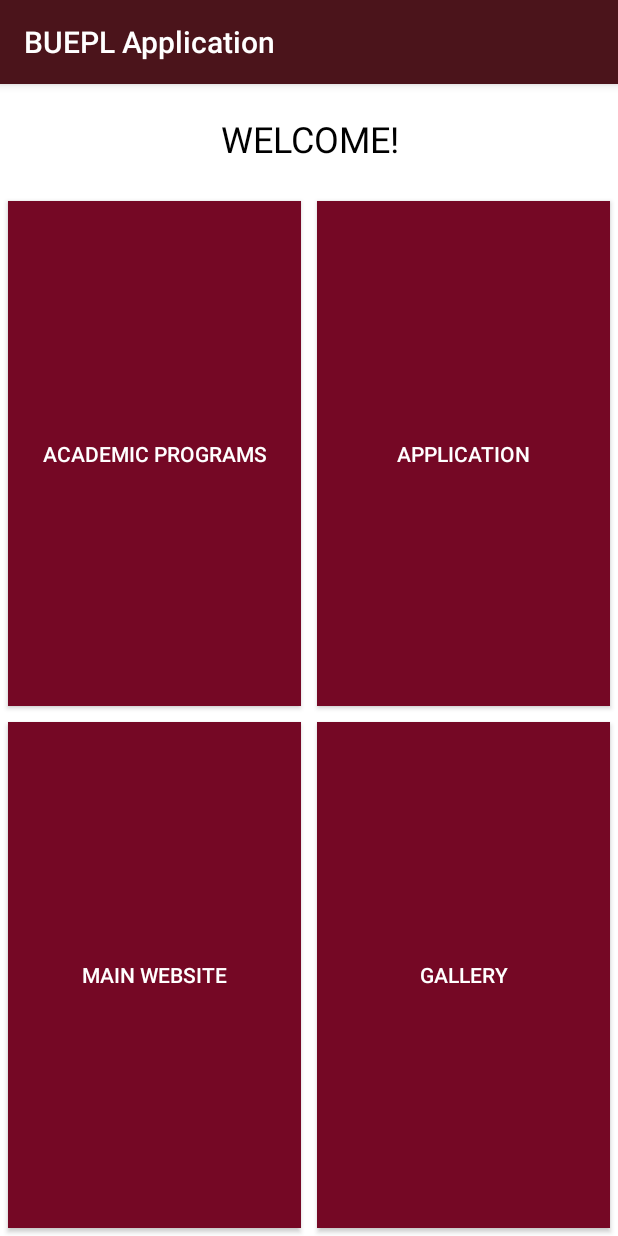
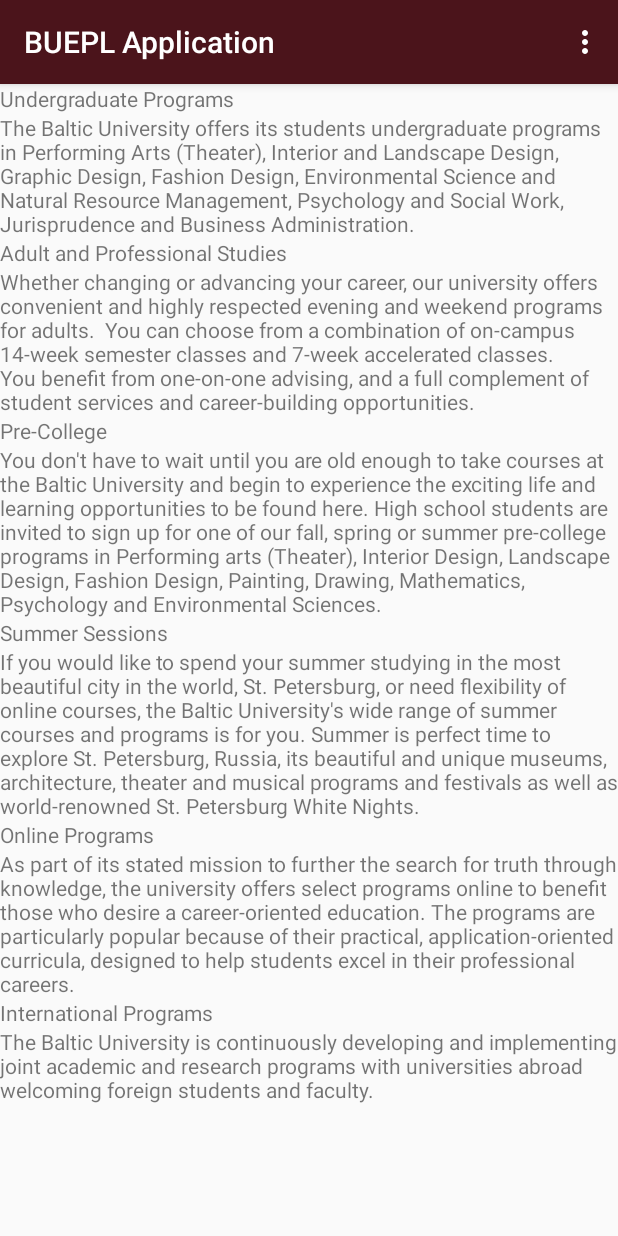
Before and after one commit to CelestineW/solid-guacamole, an Android app: the MainMenuActivity screen opened directly, with no data from a screen before it, after a tap on "ACADEMIC PROGRAMS", on a phone screen of 412 x 824 dp. Run offline under Robolectric (Android 15) with nearby library versions, the phone set to English and light mode, and no system bars.

Commit message:
Add AcademicProgramsActivity

```diff
--- a/app/src/main/AndroidManifest.xml
+++ b/app/src/main/AndroidManifest.xml
@@ -17,16 +17,16 @@
         <activity android:name=".ProgramSelectionActivity" />
         <activity android:name=".IdentificationActivity" />
         <activity android:name=".PersonalInfoActivity" />
-
         <activity
             android:name=".SplashScreenActivity"
             android:screenOrientation="portrait">
             <intent-filter>
-                <action android:name="android.intent.action.MAIN"/>
-                <category android:name="android.intent.category.LAUNCHER"/>
+                <action android:name="android.intent.action.MAIN" />
+
+                <category android:name="android.intent.category.LAUNCHER" />
             </intent-filter>
-
         </activity>
+        <activity android:name=".AcademicProgramsActivity"></activity>
     </application>
 
 </manifest>
--- /dev/null
+++ b/app/src/main/java/ru/buepl/mobile/application/AcademicProgramsActivity.java
@@ -0,0 +1,22 @@
+package ru.buepl.mobile.application;
+
+import android.support.annotation.Nullable;
+import android.support.v7.app.AppCompatActivity;
+import android.os.Bundle;
+
+import ru.buepl.mobile.application.data.Application;
+
+public class AcademicProgramsActivity extends LoggedInActivity {
+
+    @Override
+    protected void onCreate(Bundle savedInstanceState) {
+        super.onCreate(savedInstanceState);
+        setContentView(R.layout.activity_academic_programs);
+    }
+
+    @Nullable
+    @Override
+    protected Application collectApplicationDataToSave() {
+        return null;
+    }
+}
--- a/app/src/main/java/ru/buepl/mobile/application/MainMenuActivity.java
+++ b/app/src/main/java/ru/buepl/mobile/application/MainMenuActivity.java
@@ -36,10 +36,8 @@ public class MainMenuActivity extends AppCompatActivity implements View.OnClickL
 
             case R.id.main_menu_academic_programs:
 
-                /*
-                Intent academicPrograms = new Intent(this, AcademicActivity.class);
+                Intent academicPrograms = new Intent(this, AcademicProgramsActivity.class);
                 startActivity(academicPrograms);
-                */
 
                 break;
             case R.id.main_menu_application:
--- /dev/null
+++ b/app/src/main/res/layout/activity_academic_programs.xml
@@ -0,0 +1,74 @@
+<?xml version="1.0" encoding="utf-8"?>
+<ScrollView xmlns:android="http://schemas.android.com/apk/res/android"
+    xmlns:tools="http://schemas.android.com/tools"
+    android:layout_width="match_parent"
+    android:layout_height="match_parent"
+    tools:context="ru.buepl.mobile.application.AcademicProgramsActivity">
+
+    <LinearLayout
+        android:layout_width="match_parent"
+        android:layout_height="wrap_content"
+        android:orientation="vertical">
+
+        <TextView
+            android:layout_width="match_parent"
+            android:layout_height="wrap_content"
+            android:text="Undergraduate Programs" />
+
+        <TextView
+            android:layout_width="match_parent"
+            android:layout_height="wrap_content"
+            android:text="The Baltic University offers its students undergraduate programs in Performing Arts (Theater), Interior and Landscape Design, Graphic Design, Fashion Design, Environmental Science and Natural Resource Management, Psychology and Social Work, Jurisprudence and Business Administration." />
+
+        <TextView
+            android:layout_width="match_parent"
+            android:layout_height="wrap_content"
+            android:text="Adult and Professional Studies" />
+
+        <TextView
+            android:layout_width="match_parent"
+            android:layout_height="wrap_content"
+            android:text="Whether changing or advancing your career, our university offers convenient and highly respected evening and weekend programs for adults.  You can choose from a combination of on-campus 14-week semester classes and 7-week accelerated classes. You benefit from one-on-one advising, and a full complement of student services and career-building opportunities." />
+
+        <TextView
+            android:layout_width="match_parent"
+            android:layout_height="wrap_content"
+            android:text="Pre-College" />
+
+        <TextView
+            android:layout_width="match_parent"
+            android:layout_height="wrap_content"
+            android:text="You don't have to wait until you are old enough to take courses at the Baltic University and begin to experience the exciting life and learning opportunities to be found here. High school students are invited to sign up for one of our fall, spring or summer pre-college programs in Performing arts (Theater), Interior Design, Landscape Design, Fashion Design, Painting, Drawing, Mathematics, Psychology and Environmental Sciences." />
+
+        <TextView
+            android:layout_width="match_parent"
+            android:layout_height="wrap_content"
+            android:text="Summer Sessions" />
+
+        <TextView
+            android:layout_width="match_parent"
+            android:layout_height="wrap_content"
+            android:text="If you would like to spend your summer studying in the most beautiful city in the world, St. Petersburg, or need flexibility of online courses, the Baltic University's wide range of summer courses and programs is for you. Summer is perfect time to explore St. Petersburg, Russia, its beautiful and unique museums, architecture, theater and musical programs and festivals as well as world-renowned St. Petersburg White Nights." />
+
+        <TextView
+            android:layout_width="match_parent"
+            android:layout_height="wrap_content"
+            android:text="Online Programs" />
+
+        <TextView
+            android:layout_width="match_parent"
+            android:layout_height="wrap_content"
+            android:text="As part of its stated mission to further the search for truth through knowledge, the university offers select programs online to benefit those who desire a career-oriented education. The programs are particularly popular because of their practical, application-oriented curricula, designed to help students excel in their professional careers." />
+
+        <TextView
+            android:layout_width="match_parent"
+            android:layout_height="wrap_content"
+            android:text="International Programs" />
+
+        <TextView
+            android:layout_width="match_parent"
+            android:layout_height="wrap_content"
+            android:text="The Baltic University is continuously developing and implementing joint academic and research programs with universities abroad welcoming foreign students and faculty." />
+
+    </LinearLayout>
+</ScrollView>
```
